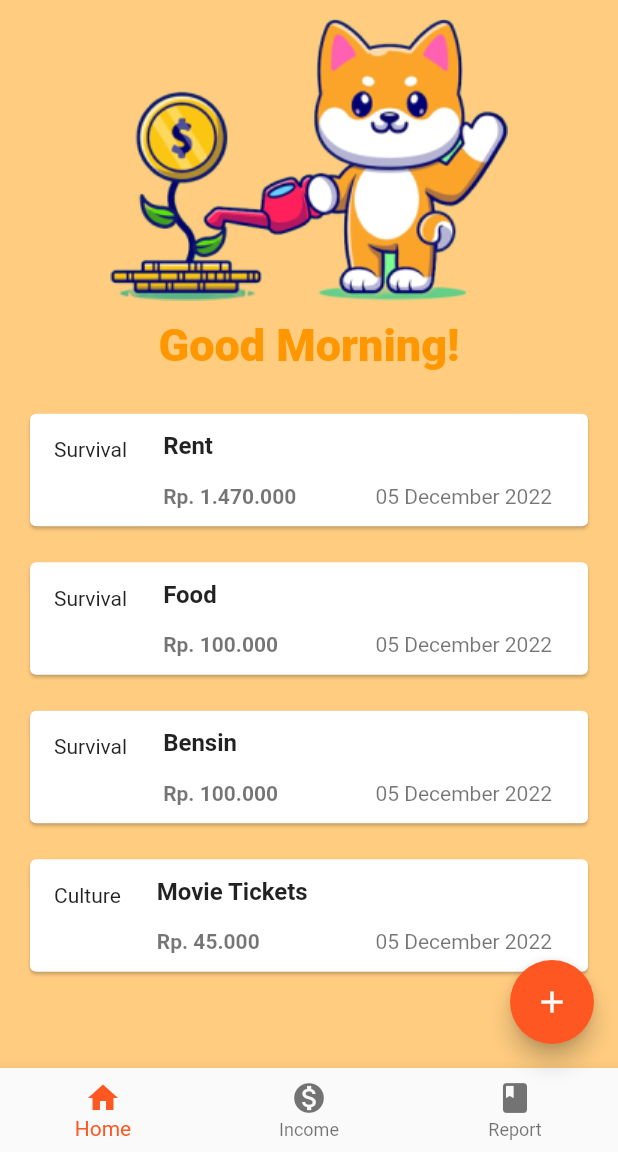
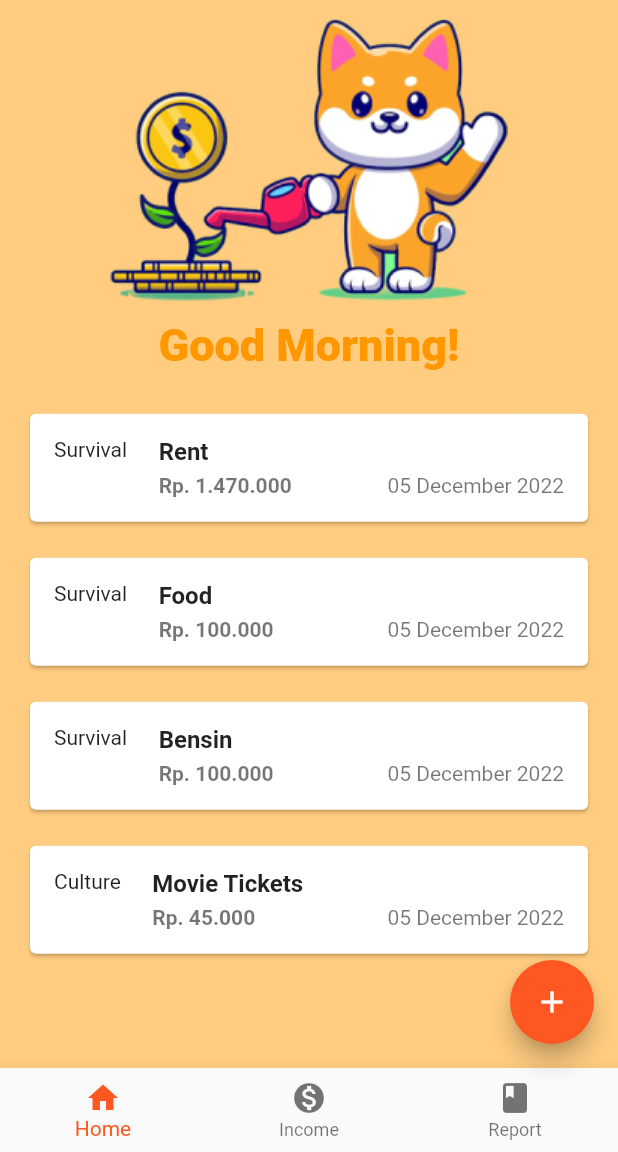
Before and after one commit to rudiardihamzah/pocket_kakeibo, a Flutter app: the screen it shows after launch, on a phone screen of 412 x 824 dp, the part 84-1236 px from its top. Run offline on Flutter 3.47's test engine with Material 2 defaults, Android fonts, the phone set to English and light mode, and no system bars; drawn by our look-alikes of flutter_slidable; our stand-ins replace hive_flutter; accounts and stored records are empty.

Commit message:
Update expense_card.dart
Tidy up little bit

```diff
--- a/lib/components/expense_card.dart
+++ b/lib/components/expense_card.dart
@@ -45,17 +45,24 @@ class ExpenseCard extends StatelessWidget {
           ],
         ),
         child: Card(
+          child: Align(
+            alignment: Alignment.centerRight,
             child: ListTile(
               leading: Text(category),
               title: Padding(
-              padding: const EdgeInsets.all(8.0),
+                padding: const EdgeInsets.all(5.0),
+                child: Align(
+                  alignment: Alignment.centerLeft,
                   child: Text(name,
                       style: TextStyle(
                         fontWeight: FontWeight.bold,
                       )),
                 ),
+              ),
               subtitle: Padding(
-              padding: const EdgeInsets.all(8.0),
+                padding: const EdgeInsets.only(left: 5),
+                child: Align(
+                  alignment: Alignment.centerRight,
                   child: Row(
                     children: [
                       Text(
@@ -64,7 +71,8 @@ class ExpenseCard extends StatelessWidget {
                           symbol: 'Rp. ',
                           decimalDigits: 0,
                         ).format(price),
-                      style: TextStyle(fontWeight: FontWeight.bold)),
+                        style: TextStyle(fontWeight: FontWeight.bold),
+                      ),
                       const Spacer(),
                       Text(DateFormat('dd MMMM yyyy').format(date)),
                     ],
@@ -73,6 +81,8 @@ class ExpenseCard extends StatelessWidget {
               ),
             ),
           ),
+        ),
+      ),
     );
   }
 }
```
Lines whose indentation alone changed are shown as unchanged.
